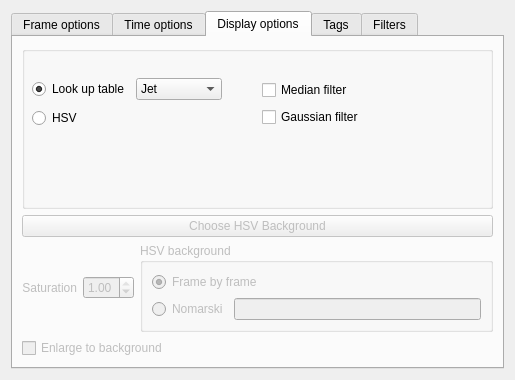
Above: ProcessOptionsGui.ui from fedeceri85/robopy2 before the change. Below: the same form after it.
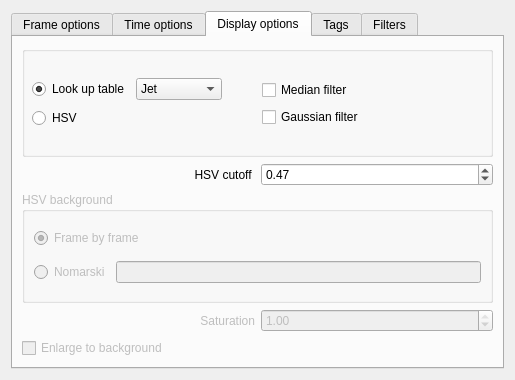
That is the form after the change. The open tabs and pages were chosen to show the change.

Commit message: addedd hsv cutoff choice

The edit to the form file:
```diff
--- a/ProcessOptionsGui.ui
+++ b/ProcessOptionsGui.ui
@@ -324,8 +324,8 @@
       <attribute name="title">
        <string>Display options</string>
       </attribute>
-      <layout class="QGridLayout" name="gridLayout_3">
-       <item row="0" column="0" colspan="2">
+      <layout class="QVBoxLayout" name="verticalLayout_10">
+       <item>
         <widget class="QGroupBox" name="DOgroupBox">
          <property name="title">
           <string/>
@@ -410,29 +410,12 @@
          </widget>
         </widget>
        </item>
-       <item row="1" column="0" colspan="2">
+       <item>
         <layout class="QHBoxLayout" name="horizontalLayout_5">
          <item>
-          <widget class="QPushButton" name="chooseBackgroundButton">
-           <property name="enabled">
-            <bool>false</bool>
-           </property>
+          <widget class="QLabel" name="label_6">
            <property name="text">
-            <string>Choose HSV Background</string>
-           </property>
-          </widget>
-         </item>
-        </layout>
-       </item>
-       <item row="2" column="0">
-        <layout class="QHBoxLayout" name="horizontalLayout_6">
-         <item>
-          <widget class="QLabel" name="saturationLabel">
-           <property name="enabled">
-            <bool>false</bool>
-           </property>
-           <property name="text">
-            <string>Saturation</string>
+            <string>HSV cutoff </string>
            </property>
            <property name="alignment">
             <set>Qt::AlignRight|Qt::AlignTrailing|Qt::AlignVCenter</set>
@@ -440,10 +423,7 @@
           </widget>
          </item>
          <item>
-          <widget class="QDoubleSpinBox" name="saturationSpinBox">
-           <property name="enabled">
-            <bool>false</bool>
-           </property>
+          <widget class="QDoubleSpinBox" name="hsvcutoffSpinBox">
            <property name="maximum">
             <double>1.000000000000000</double>
            </property>
@@ -451,13 +431,13 @@
             <double>0.050000000000000</double>
            </property>
            <property name="value">
-            <double>1.000000000000000</double>
+            <double>0.470000000000000</double>
            </property>
           </widget>
          </item>
         </layout>
        </item>
-       <item row="2" column="1">
+       <item>
         <widget class="QGroupBox" name="HSVbackGroupBox">
          <property name="enabled">
           <bool>false</bool>
@@ -497,7 +477,40 @@
          </layout>
         </widget>
        </item>
-       <item row="3" column="0" colspan="2">
+       <item>
+        <layout class="QHBoxLayout" name="horizontalLayout_6">
+         <item>
+          <widget class="QLabel" name="saturationLabel">
+           <property name="enabled">
+            <bool>false</bool>
+           </property>
+           <property name="text">
+            <string>Saturation</string>
+           </property>
+           <property name="alignment">
+            <set>Qt::AlignRight|Qt::AlignTrailing|Qt::AlignVCenter</set>
+           </property>
+          </widget>
+         </item>
+         <item>
+          <widget class="QDoubleSpinBox" name="saturationSpinBox">
+           <property name="enabled">
+            <bool>false</bool>
+           </property>
+           <property name="maximum">
+            <double>1.000000000000000</double>
+           </property>
+           <property name="singleStep">
+            <double>0.050000000000000</double>
+           </property>
+           <property name="value">
+            <double>1.000000000000000</double>
+           </property>
+          </widget>
+         </item>
+        </layout>
+       </item>
+       <item>
         <widget class="QCheckBox" name="enlargeToBckCheckBox">
          <property name="enabled">
           <bool>false</bool>
```
Left out of the diff: 2 changed lines with no effect on the pictures. The commit also changes 7 other files.
